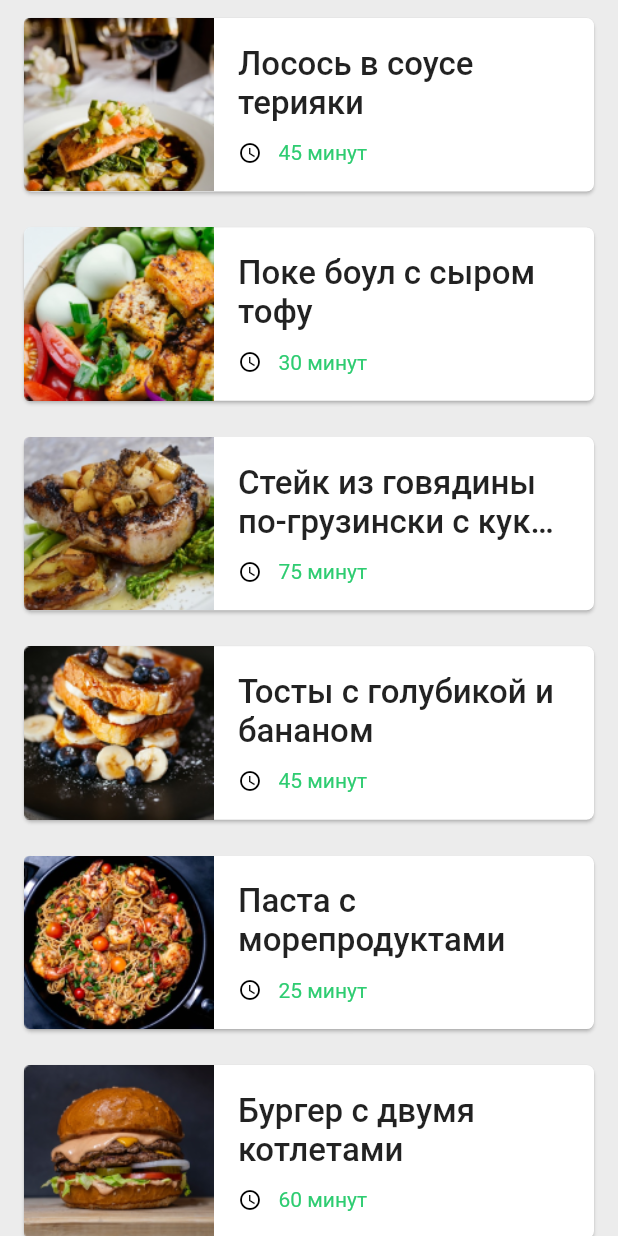
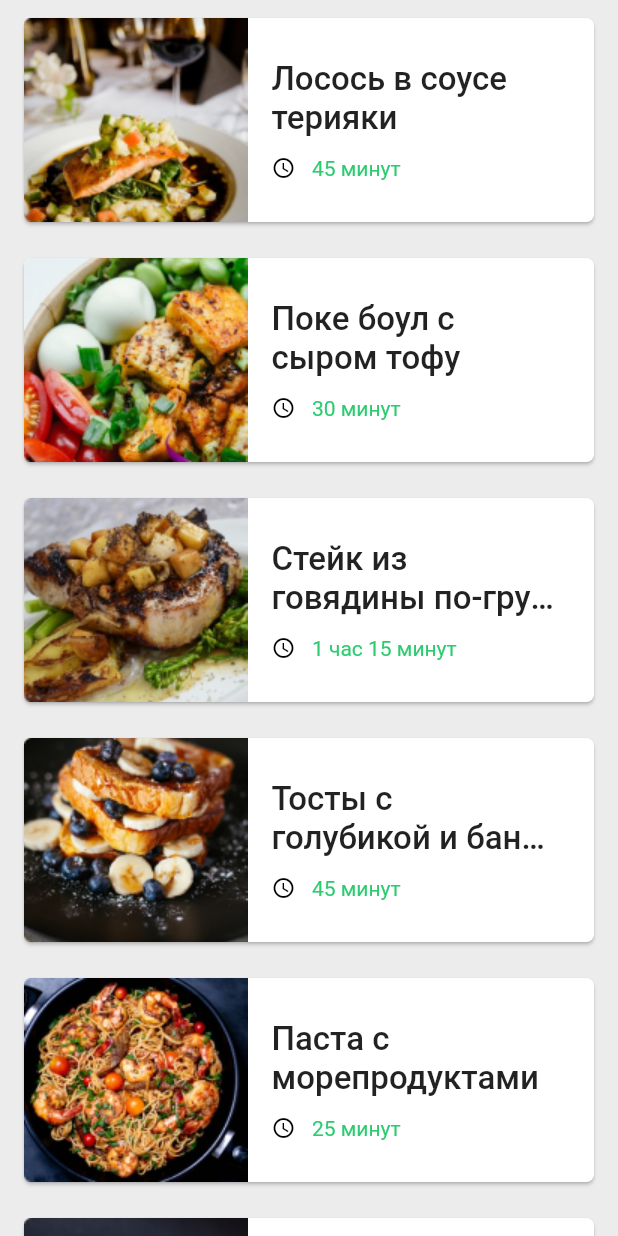
Before and after one commit to amoafina/otus_flutter, a Flutter app: the screen it shows after launch, on a phone screen of 412 x 824 dp. Run offline on Flutter 3.47's test engine with Material 2 defaults, Android fonts, the phone set to English and light mode, and no system bars.

Commit message:
FIX HW 2

```diff
--- a/lib/item_food_widget.dart
+++ b/lib/item_food_widget.dart
@@ -19,11 +19,11 @@ class ItemFoodWidget extends StatelessWidget {
       child: Row(
         mainAxisSize: MainAxisSize.max,
         children: [
-          Flexible(flex: 1, child: Image.asset(food.getLocalPath())),
+          Flexible(flex: 2, child: Image.asset(food.getLocalPath())),
           Flexible(
-            flex: 2,
-            child: Container(
-              margin: const EdgeInsets.only(
+            flex: 3,
+            child: Padding(
+              padding: const EdgeInsets.only(
                 left: 16.0,
                 right: 23.0,
               ),
@@ -40,8 +40,8 @@ class ItemFoodWidget extends StatelessWidget {
                       fontWeight: FontWeight.w500,
                     ),
                   ),
-                  Container(
-                    margin: const EdgeInsets.only(top: 12.0),
+                  Padding(
+                    padding: const EdgeInsets.only(top: 12.0),
                     child: Row(
                       mainAxisSize: MainAxisSize.min,
                       children: [
@@ -50,8 +50,8 @@ class ItemFoodWidget extends StatelessWidget {
                           size: 16.0,
                           color: Colors.black,
                         ),
-                        Container(
-                          margin: const EdgeInsets.only(left: 11.0),
+                        Padding(
+                          padding: const EdgeInsets.only(left: 11.0),
                           child: Text(
                             food.getTimeValue(),
                             style: TextStyle(
--- a/lib/main.dart
+++ b/lib/main.dart
@@ -34,16 +34,41 @@ class MyHomePage extends StatefulWidget {
 class _MyHomePageState extends State<MyHomePage> {
   List<Food> _generateFoods() {
     List<Food> foods = [];
-    foods.add(Food("Лосось в соусе терияки", 45, 1, "photo_first_recipe.png"));
-    foods.add(Food("Поке боул с сыром тофу", 30, 2, "photo_second_recipe.png"));
-    foods.add(Food("Стейк из говядины по-грузински с кукурузой", 75, 3,
-        "photo_third_recipe.png"));
-    foods.add(
-        Food("Тосты с голубикой и бананом", 45, 4, "photo_four_recipe.png"));
-    foods.add(Food("Паста с морепродуктами", 25, 5, "photo_five_recipe.png"));
-    foods.add(Food("Бургер с двумя котлетами", 60, 6, "photo_six_recipe.png"));
-    foods
-        .add(Food("Пицца Маргарита домашняя", 25, 7, "photo_seven_recipe.png"));
+    foods.add(Food(
+        title: "Лосось в соусе терияки",
+        time: 45,
+        id: 1,
+        imgLocalSource: "photo_first_recipe.png"));
+    foods.add(Food(
+        title: "Поке боул с сыром тофу",
+        time: 30,
+        id: 2,
+        imgLocalSource: "photo_second_recipe.png"));
+    foods.add(Food(
+        title: "Стейк из говядины по-грузински с кукурузой",
+        time: 75,
+        id: 3,
+        imgLocalSource: "photo_third_recipe.png"));
+    foods.add(Food(
+        title: "Тосты с голубикой и бананом",
+        time: 45,
+        id: 4,
+        imgLocalSource: "photo_four_recipe.png"));
+    foods.add(Food(
+        title: "Паста с морепродуктами",
+        time: 25,
+        id: 5,
+        imgLocalSource: "photo_five_recipe.png"));
+    foods.add(Food(
+        title: "Бургер с двумя котлетами",
+        time: 60,
+        id: 6,
+        imgLocalSource: "photo_six_recipe.png"));
+    foods.add(Food(
+        title: "Пицца Маргарита домашняя",
+        time: 25,
+        id: 7,
+        imgLocalSource: "photo_seven_recipe.png"));
     return foods;
   }
 
--- a/lib/model/food.dart
+++ b/lib/model/food.dart
@@ -1,12 +1,48 @@
 class Food {
-  final String title;
-  final int time;
-  final int id;
-  final String imgLocalSource;
+  String title;
+  int time;
+  int id;
+  String imgLocalSource;
 
-  Food(this.title, this.time, this.id, this.imgLocalSource);
+  Food(
+      {required this.title,
+      required this.time,
+      required this.id,
+      required this.imgLocalSource});
 
-  String getTimeValue() => "$time минут";
+  String getTimeValue() {
+    if (time > 60) {
+      int hours = Duration(minutes: time).inHours;
+      int minutes = time - Duration(hours: hours).inMinutes;
+      if (hours < 21) {
+        return "$hours ${_formatHours(hours)} $minutes ${_formatMinutes(minutes)}";
+      } else {
+        return "Более 20 часов";
+      }
+    }
+    return "$time ${_formatMinutes(time)}";
+  }
 
   String getLocalPath() => "assets/images/$imgLocalSource";
+
+  String _formatHours(int hours) {
+    if (hours == 1) {
+      return "час";
+    } else if (hours > 1 && hours < 5) {
+      return "часа";
+    } else {
+      return "часов";
+    }
+  }
+
+  String _formatMinutes(int minutes) {
+    int remainder = minutes % 10;
+    if (remainder == 1) {
+      return "минута";
+    } else if (remainder > 1 && remainder < 5) {
+      return "минуты";
+    } else {
+      return "минут";
+    }
+  }
 }
--- a/pubspec.yaml
+++ b/pubspec.yaml
@@ -29,6 +29,7 @@ dev_dependencies:
   flutter_test:
     sdk: flutter
   flutter_lints: ^1.0.0
+  test: ^1.16.0
 
 flutter:
   uses-material-design: true
```
Also changed, not shown: pubspec.lock, 2 other files.
